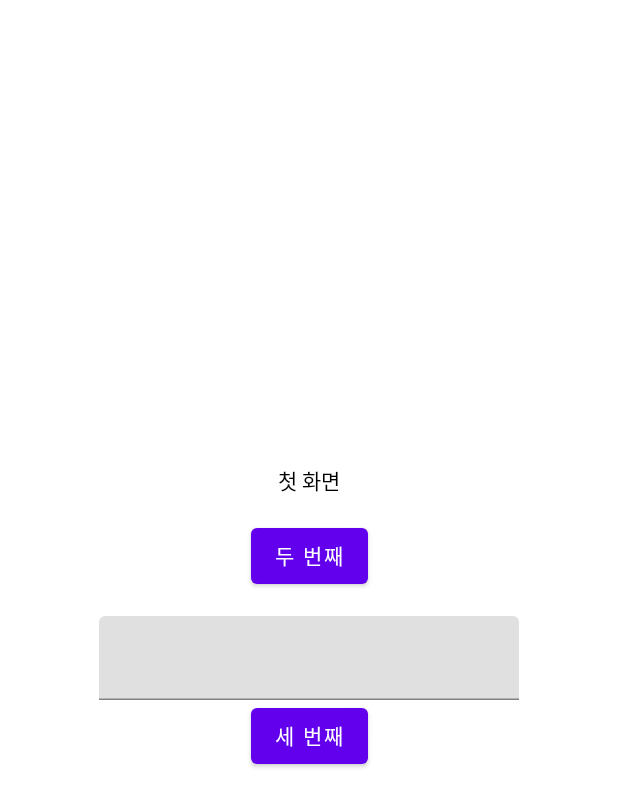
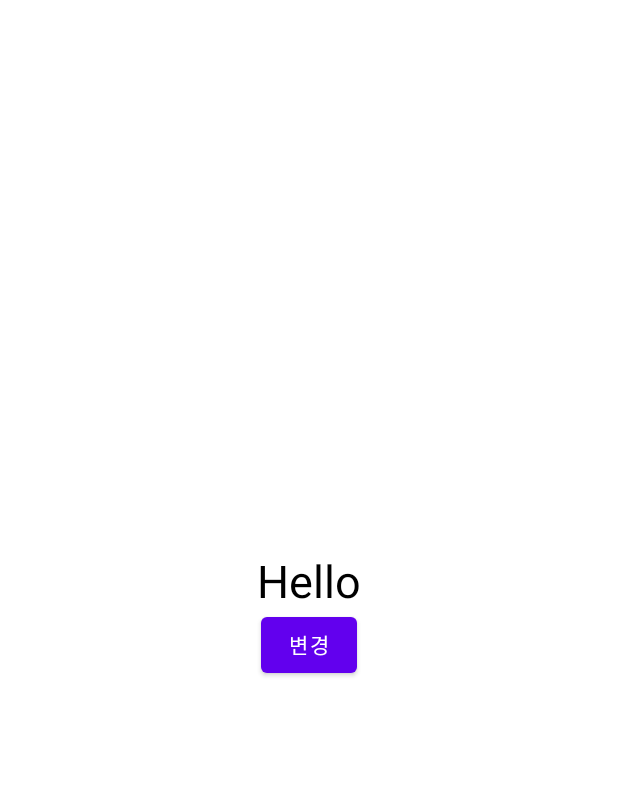
Before and after one commit to NunciosChums/JetpackCompseLearn, an Android app built with Jetpack Compose: the screen it shows after launch (MainActivity), on a phone screen of 412 x 824 dp. Shown: the top 807 px of the screen. Run offline under Robolectric (Android 15) with nearby library versions, the light colour scheme and no system bars.

Commit message:
view model

```diff
--- a/1_basic/app/build.gradle
+++ b/1_basic/app/build.gradle
@@ -62,6 +62,6 @@ dependencies {
   androidTestImplementation "androidx.compose.ui:ui-test-junit4:$compose_version"
   debugImplementation "androidx.compose.ui:ui-tooling:$compose_version"
 
-  // navigation
-  implementation 'androidx.navigation:navigation-compose:2.4.0-beta02'
+  // view model
+  implementation 'androidx.lifecycle:lifecycle-viewmodel-compose:2.4.0'
 }
--- a/1_basic/app/src/main/java/kr/susemi99/basic/MainActivity.kt
+++ b/1_basic/app/src/main/java/kr/susemi99/basic/MainActivity.kt
@@ -3,83 +3,46 @@ package kr.susemi99.basic
 import android.os.Bundle
 import androidx.activity.ComponentActivity
 import androidx.activity.compose.setContent
-import androidx.compose.foundation.layout.*
+import androidx.activity.viewModels
+import androidx.compose.foundation.layout.Arrangement
+import androidx.compose.foundation.layout.Column
+import androidx.compose.foundation.layout.fillMaxSize
 import androidx.compose.material.Button
 import androidx.compose.material.Text
-import androidx.compose.material.TextField
-import androidx.compose.runtime.Composable
+import androidx.compose.runtime.State
 import androidx.compose.runtime.mutableStateOf
-import androidx.compose.runtime.remember
 import androidx.compose.ui.Alignment
 import androidx.compose.ui.ExperimentalComposeUiApi
 import androidx.compose.ui.Modifier
-import androidx.compose.ui.unit.dp
-import androidx.navigation.NavController
-import androidx.navigation.compose.NavHost
-import androidx.navigation.compose.composable
-import androidx.navigation.compose.rememberNavController
+import androidx.compose.ui.unit.sp
+import androidx.lifecycle.ViewModel
 
 @ExperimentalComposeUiApi
 class MainActivity : ComponentActivity() {
+  private val viewModel by viewModels<MainViewModel>()
+
   override fun onCreate(savedInstanceState: Bundle?) {
     super.onCreate(savedInstanceState)
     setContent {
-      val navController = rememberNavController()
-      NavHost(navController = navController, startDestination = "first") {
-        composable("first") { FirstScreen(navController) }
-        composable("second") { SecondScreen(navController) }
-        composable("third/{value}") { backStackEntry ->
-          ThirdScreen(
-            navController = navController,
-            value = backStackEntry.arguments?.getString("value") ?: ""
-          )
+      Column(
+        Modifier.fillMaxSize(),
+        verticalArrangement = Arrangement.Center,
+        horizontalAlignment = Alignment.CenterHorizontally
+      ) {
+        Text(viewModel.data.value, fontSize = 30.sp)
+        Button(onClick = { viewModel.changeValue() }) {
+          Text("변경")
         }
       }
     }
   }
 }
 
-@Composable
-fun FirstScreen(navController: NavController) {
-  val (text, setValue) = remember { mutableStateOf("") }
+class MainViewModel : ViewModel() {
+  private val _data = mutableStateOf("Hello")
+  val data: State<String> = _data
 
-  Column(Modifier.fillMaxSize(), verticalArrangement = Arrangement.Center, horizontalAlignment = Alignment.CenterHorizontally) {
-    Text("첫 화면")
-    Spacer(Modifier.height(16.dp))
-    Button(onClick = { navController.navigate("second") }) {
-      Text("두 번째")
-    }
-    Spacer(Modifier.height(16.dp))
-    TextField(value = text, onValueChange = setValue)
-    Button(onClick = {
-      if (text.isNotBlank()) {
-        navController.navigate("third/$text")
-      }
-    }) {
-      Text("세 번째")
-    }
+  fun changeValue() {
+    _data.value = "World"
   }
 }
-
-@Composable
-fun SecondScreen(navController: NavController) {
-  Column(Modifier.fillMaxSize(), verticalArrangement = Arrangement.Center, horizontalAlignment = Alignment.CenterHorizontally) {
-    Text("두 번째 화면")
-    Spacer(Modifier.height(16.dp))
-    Button(onClick = { navController.navigateUp() }) {
-      Text("뒤로가기")
-    }
-  }
-}
-
-@Composable
-fun ThirdScreen(navController: NavController, value: String) {
-  Column(Modifier.fillMaxSize(), verticalArrangement = Arrangement.Center, horizontalAlignment = Alignment.CenterHorizontally) {
-    Text("세 번째 화면")
-    Spacer(Modifier.height(16.dp))
-    Text(value)
-    Button(onClick = { navController.navigateUp() }) {
-      Text("뒤로가기")
-    }
-  }
-}
```
